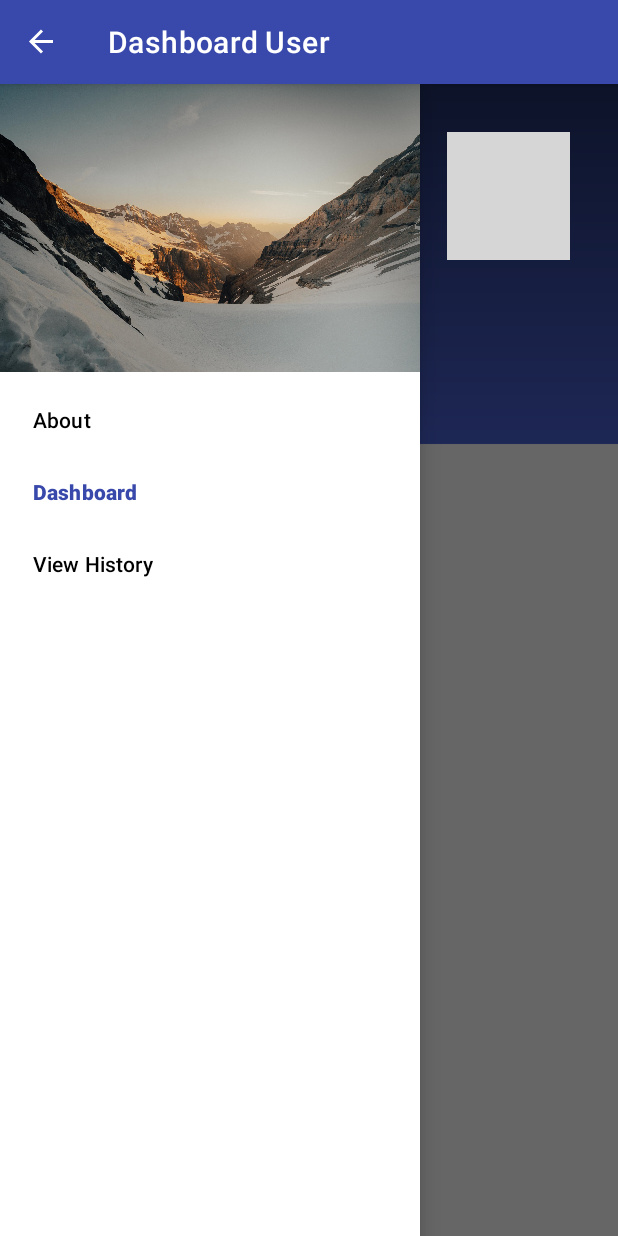
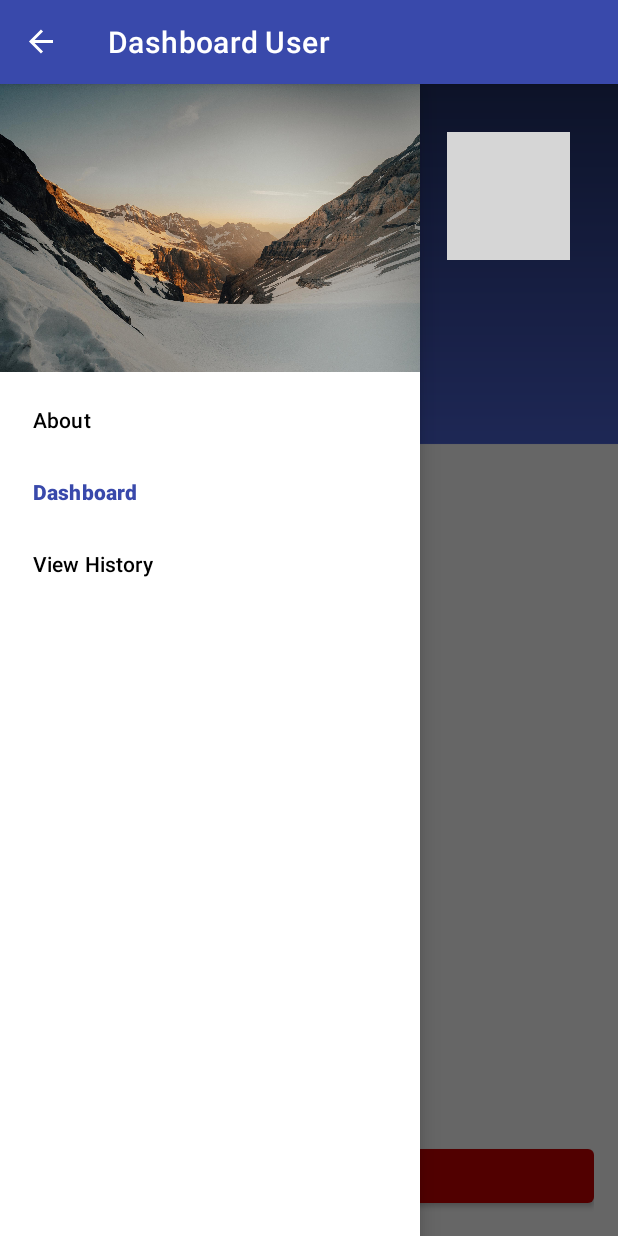
Before and after one commit to pradiptlx/Fokkuy, an Android app: the DashboardFragment screen opened through its navigation route, with the side drawer open, on a phone screen of 412 x 824 dp. Run offline under Robolectric (Android 15) with nearby library versions, the phone set to English and light mode, and no system bars; our stand-ins replace Firebase (no records; nobody signed in at launch, a user with empty details on screens opened directly), Room's generated code, data binding, navigation-ui; libraries missing offline, so code that uses them is left out: com.agilie.circularpicker, com.firebase.ui, com.github.mikephil.charting; plain views replace BarChart; 11 statements that could not run were skipped; grey boxes are pictures that could not be loaded.

Commit message:
Handle Signout

```diff
--- a/app/src/main/java/com/fpradipt/fokkuy/fragment/DashboardFragment.kt
+++ b/app/src/main/java/com/fpradipt/fokkuy/fragment/DashboardFragment.kt
@@ -8,8 +8,10 @@ import androidx.fragment.app.Fragment
 import android.view.LayoutInflater
 import android.view.View
 import android.view.ViewGroup
+import android.widget.Toast
 import androidx.databinding.DataBindingUtil
 import androidx.lifecycle.ViewModelProviders
+import androidx.navigation.fragment.findNavController
 import com.bumptech.glide.Glide
 import com.firebase.ui.auth.AuthUI
 import com.firebase.ui.auth.IdpResponse
@@ -26,12 +28,13 @@ import kotlinx.coroutines.InternalCoroutinesApi
 class DashboardFragment : Fragment() {
     private lateinit var viewModel: DashboardViewModel
     private lateinit var auth: FirebaseAuth
+    private lateinit var binding: FragmentDashboardBinding
     @InternalCoroutinesApi
     override fun onCreateView(
         inflater: LayoutInflater, container: ViewGroup?,
         savedInstanceState: Bundle?
     ): View? {
-        val binding = DataBindingUtil.inflate<FragmentDashboardBinding>(inflater, R.layout.fragment_dashboard, container, false)
+        binding = DataBindingUtil.inflate(inflater, R.layout.fragment_dashboard, container, false)
         binding.lifecycleOwner = this
 
         checkAuth()
@@ -49,14 +52,9 @@ class DashboardFragment : Fragment() {
         chart.setFitBars(true)
         chart.invalidate()
 
-        Glide.with(this)
-            .load(auth.currentUser?.photoUrl)
-            .fitCenter()
-            .into(binding.imageView);
-
-        binding.emailUser.text = auth.currentUser?.email
-        binding.fullname.text = auth.currentUser?.displayName
-
+        binding.signOutButton.setOnClickListener {
+            onSignOut()
+        }
         Log.d("AUTH", auth.currentUser?.photoUrl.toString())
 
         return binding.root
@@ -66,6 +64,10 @@ class DashboardFragment : Fragment() {
         auth = FirebaseAuth.getInstance()
 
         if(auth.currentUser == null){
+            binding.signOutButton.visibility = View.GONE
+            binding.fullname.text = "Your Name"
+            binding.emailUser.text = "Your Email"
+
             val providers = arrayListOf(
                 AuthUI.IdpConfig.EmailBuilder().build(),
                 AuthUI.IdpConfig.GoogleBuilder().build()
@@ -75,7 +77,23 @@ class DashboardFragment : Fragment() {
                     providers
                 ).build(), SIGN_IN_RESULT_CODE
             )
+        }else{
+            Glide.with(this)
+                .load(auth.currentUser?.photoUrl)
+                .fitCenter()
+                .into(binding.imageView);
+
+            binding.emailUser.text = auth.currentUser?.email
+            binding.fullname.text = auth.currentUser?.displayName
         }
+    }
+
+    private fun onSignOut(){
+        auth.signOut()
+
+        this.findNavController().navigate(R.id.action_dashboardFragment_to_homeApp)
+
+        Toast.makeText(context, "Successfully sign out", Toast.LENGTH_SHORT).show()
     }
 
     override fun onActivityResult(requestCode: Int, resultCode: Int, data: Intent?) {
@@ -85,6 +103,14 @@ class DashboardFragment : Fragment() {
             Log.d("EMAIL", response!!.email.toString())
             Log.d("RESPONSE", response.toString())
             if (resultCode == Activity.RESULT_OK) {
+                Glide.with(this)
+                    .load(auth.currentUser?.photoUrl)
+                    .fitCenter()
+                    .into(binding.imageView);
+
+                binding.emailUser.text = auth.currentUser?.email
+                binding.fullname.text = auth.currentUser?.displayName
+                binding.signOutButton.visibility = View.VISIBLE
                 // User successfully signed in
                 Log.i(
                     TAG,
@@ -94,7 +120,8 @@ class DashboardFragment : Fragment() {
                 // Sign in failed. If response is null the user canceled the
                 // sign-in flow using the back button. Otherwise check
                 // response.getError().getErrorCode() and handle the error.
-                Log.i(TAG, "Sign in unsuccessful ${response?.error?.errorCode}")
+                Log.i(TAG, "Sign in unsuccessful ${response.error?.errorCode}")
+                this.findNavController().navigate(R.id.action_dashboardFragment_to_homeApp)
             }
         }
     }
--- a/app/src/main/res/layout/fragment_dashboard.xml
+++ b/app/src/main/res/layout/fragment_dashboard.xml
@@ -64,7 +64,7 @@
             app:layout_constraintVertical_bias="0.82" />
 
         <TextView
-            android:id="@+id/textView3"
+            android:id="@+id/plotText"
             android:layout_width="wrap_content"
             android:layout_height="wrap_content"
             android:text="@string/text_usage_plot"
@@ -77,5 +77,16 @@
             app:layout_constraintTop_toBottomOf="@+id/emailUser"
             app:layout_constraintVertical_bias="0.735" />
 
+        <Button
+            app:backgroundTint="@android:color/holo_red_dark"
+            android:id="@+id/signOutButton"
+            android:layout_width="match_parent"
+            android:layout_height="wrap_content"
+            android:text="@string/sign_out"
+            app:layout_constraintBottom_toBottomOf="parent"
+            app:layout_constraintTop_toBottomOf="@+id/chart"
+            app:layout_constraintVertical_bias="1.0"
+            tools:layout_editor_absoluteX="16dp" />
+
     </androidx.constraintlayout.widget.ConstraintLayout>
 </layout>
--- a/app/src/main/res/navigation/navigation.xml
+++ b/app/src/main/res/navigation/navigation.xml
@@ -9,7 +9,12 @@
         android:id="@+id/dashboardFragment"
         android:name="com.fpradipt.fokkuy.fragment.DashboardFragment"
         android:label="Dashboard User"
-        tools:layout="@layout/fragment_dashboard" />
+        tools:layout="@layout/fragment_dashboard" >
+        <action
+            android:id="@+id/action_dashboardFragment_to_homeApp"
+            app:destination="@id/homeApp"
+            app:popUpTo="@id/homeApp" />
+    </fragment>
 
     <fragment
         android:id="@+id/homeApp"
```
